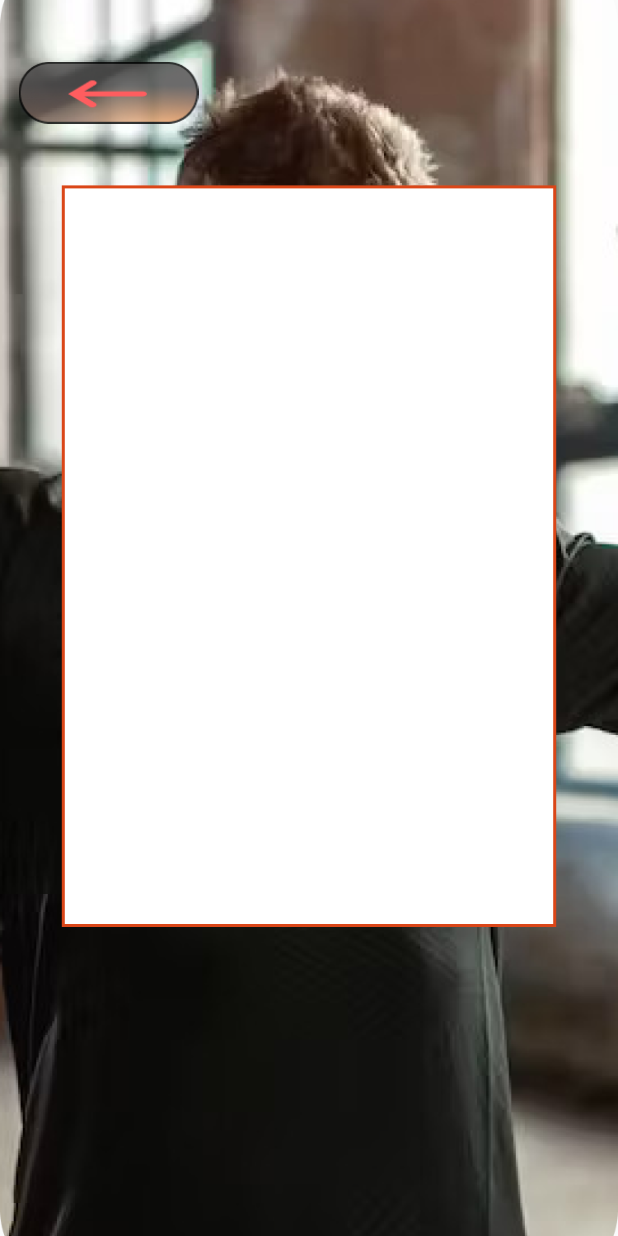
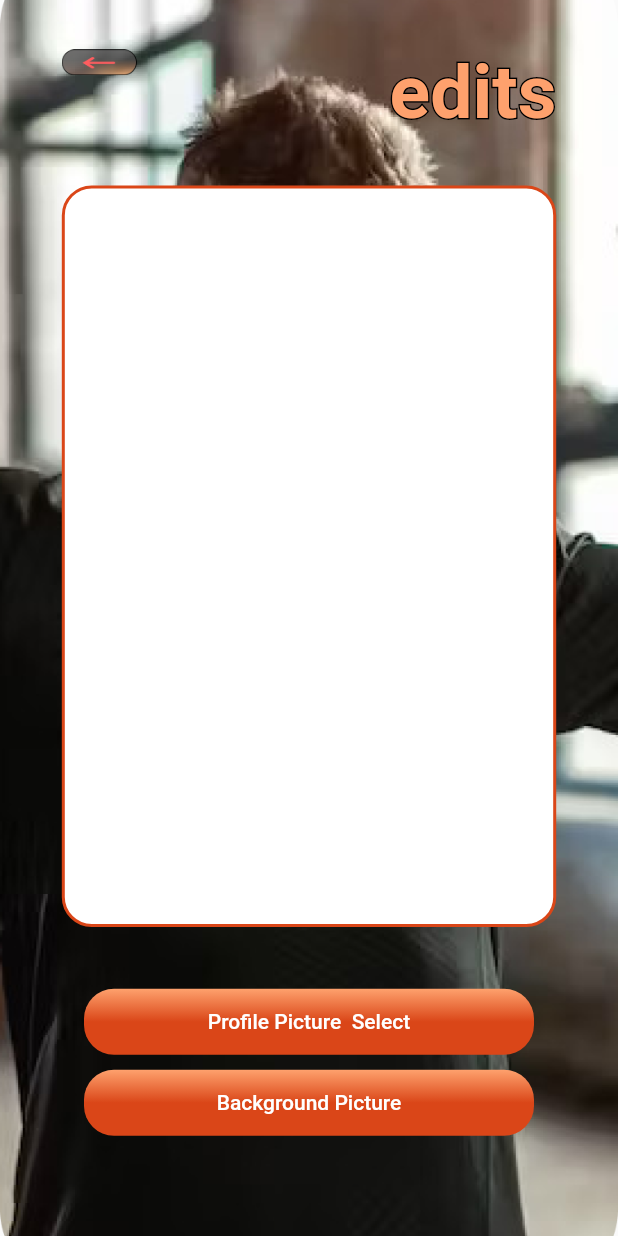
Before and after one commit to autyauth/soft_dev_app, a Flutter app: the EditProfilePage screen opened directly, on a phone screen of 412 x 824 dp. Run offline on Flutter 3.47's test engine with Material 2 defaults, Android fonts, the phone set to English and light mode, and no system bars.

Commit message:
add relate profile page

```diff
--- a/lib/core/theme/pallete.dart
+++ b/lib/core/theme/pallete.dart
@@ -9,4 +9,6 @@ class Palette {
   static const Color creamColor2 = Color.fromARGB(255, 236, 230, 211);
   static const Color orangeColor = Color(0xFFDA4618);
   static const Color orangeCreamColor = Color(0xFFD75D5E);
+    static const Color orangeCreamColor2 = Color.fromARGB(255, 254, 161, 109);
+
 }
--- a/lib/features/workout/screens/page/edit_profile_page.dart
+++ b/lib/features/workout/screens/page/edit_profile_page.dart
@@ -1,6 +1,10 @@
 import 'package:flutter/material.dart';
 import 'package:soft_dev_app/core/theme/pallete.dart';
-import 'package:soft_dev_app/features/workout/screens/widget/back.dart';
+import 'package:soft_dev_app/features/workout/screens/page/background_picture_select.dart';
+import 'package:soft_dev_app/features/workout/screens/page/pofile_picture_select.dart';
+import 'package:soft_dev_app/features/workout/screens/widget/back_btn.dart';
+import 'package:soft_dev_app/features/workout/screens/widget/gradient_button.dart';
+import 'package:soft_dev_app/features/workout/screens/widget/outline_text.dart';
 
 class EditProfilePage extends StatelessWidget {
   const EditProfilePage({super.key});
@@ -9,22 +13,37 @@ class EditProfilePage extends StatelessWidget {
   Widget build(BuildContext context) {
     final screenHeight = MediaQuery.of(context).size.height;
     final screenWidth = MediaQuery.of(context).size.width;
+    final double buttonwidth = 300;
     return Scaffold(
       body: Stack(
         children: [
           Container(
             decoration: const BoxDecoration(
               image: DecorationImage(
-              image: AssetImage('assets/images/profile_background.png'),
+                image: AssetImage('assets/images/profile_background1.png'),
                 fit: BoxFit.cover,
               ),
             ),
           ),
           Positioned(
-          top: screenHeight * 0.05,
-          left: screenWidth * 0.03,
+            top: screenHeight * 0.04,
+            left: screenWidth * 0.1,
             child: ImgBackButton(),
           ),
+          Positioned(
+            top: screenHeight * 0.04,
+            right: screenWidth * 0.1,
+            child: OutlinedText(
+                text: "edits",
+                textStyle: const TextStyle(
+                  fontSize: 50,
+                  fontWeight: FontWeight.bold,
+                  color: Palette.orangeCreamColor2,
+                ),
+                outlineColor: Colors.black,
+                outlineWidth: 2.0),
+          ),
+
           Align(
             alignment: Alignment.center,
             child: Container(
@@ -39,10 +58,55 @@ class EditProfilePage extends StatelessWidget {
                   color: Palette.orangeColor,
                   width: 2.0,
                 ),
+                borderRadius: BorderRadius.circular(20),
               ),
             ),
           ),
+          Positioned(
+            top: screenHeight * 0.8,
+            left: screenWidth * 0.5 - buttonwidth / 2,
+            child: Column(
+              children: [
+                GradientButton(
+                  height: 44,
+                  width: buttonwidth,
+                  colorsArray: const [
+                    Palette.orangeCreamColor2,
+                    Palette.orangeColor,
+                    Palette.orangeColor
                   ],
-    ));
+                  buttonText: 'Profile Picture  Select',
+                  onPress: () {
+                    Navigator.push(
+                      context,
+                      MaterialPageRoute(
+                        builder: (context) => ProfilePictureSelect(),
+                      ),
+                    );
+                  },
+                ),
+                SizedBox(height: 10),
+                GradientButton(
+                    height: 44,
+                    width: buttonwidth,
+                    colorsArray: const [
+                      Palette.orangeCreamColor2,
+                      Palette.orangeColor,
+                      Palette.orangeColor
+                    ],
+                    buttonText: 'Background Picture',onPress: () {
+                  Navigator.push(
+                    context,
+                    MaterialPageRoute(
+                      builder: (context) => BackgroundPictureSelect(),
+                    ),
+                  );
+                },)
+              ],
+            ),
+          ),
+        ],
+      ),
+    );
   }
 }
--- a/lib/features/workout/screens/widget/back.dart
+++ b/lib/features/workout/screens/widget/back_btn.dart
@@ -1,7 +1,8 @@
 import 'package:flutter/material.dart';
 
 class ImgBackButton extends StatelessWidget {
-  const ImgBackButton({super.key});
+  final double width;
+  ImgBackButton({Key? key, this.width = 50}) : super(key: key);
 
   @override
   Widget build(BuildContext context) {
@@ -11,7 +12,7 @@ class ImgBackButton extends StatelessWidget {
       },
       child: Image.asset(
         'assets/ui/back.png',
-        width: 120,
+        width: width,
       ),
     );
   }
--- /dev/null
+++ b/lib/features/workout/screens/widget/gradient_button.dart
@@ -0,0 +1,40 @@
+import 'package:flutter/material.dart';
+
+class GradientButton extends StatelessWidget {
+  final double height;
+  final double width;
+  final List<Color> colorsArray;
+  final String buttonText;
+  final VoidCallback onPress;
+  GradientButton({
+    required this.height,
+    required this.width,
+    required this.colorsArray,
+     required this.buttonText,
+     required this.onPress,
+  });
+
+  @override
+  Widget build(BuildContext context) {
+    return Container(
+      height: height,
+      width: width,
+      decoration:  BoxDecoration(
+        borderRadius: BorderRadius.circular(20),
+         gradient: LinearGradient(
+          colors: colorsArray,
+          begin: Alignment.topCenter,
+          end: Alignment.bottomCenter
+        ),
+      ),
+      child: ElevatedButton(
+        onPressed: onPress,
+        style: ElevatedButton.styleFrom(
+            backgroundColor: Colors.transparent,
+            shadowColor: Colors.transparent),
+        child: Text(buttonText,),
+
+      ),
+    );
+  }
+}
--- /dev/null
+++ b/lib/features/workout/screens/widget/outline_text.dart
@@ -0,0 +1,36 @@
+import 'package:flutter/material.dart';
+
+class OutlinedText extends StatelessWidget {
+  final String text;
+  final TextStyle textStyle;
+  final Color outlineColor;
+  final double outlineWidth;
+
+  OutlinedText({
+    required this.text,
+    required this.textStyle,
+    required this.outlineColor,
+    required this.outlineWidth,
+  });
+
+  @override
+  Widget build(BuildContext context) {
+    return Stack(
+      children: [
+        Text(
+          text,
+          style: textStyle.copyWith(
+            foreground: Paint()
+              ..style = PaintingStyle.stroke
+              ..strokeWidth = outlineWidth
+              ..color = outlineColor,
+          ),
+        ),
+        Text(
+          text,
+          style: textStyle,
+        ),
+      ],
+    );
+  }
+}
```
Also changed, not shown: lib/features/workout/screens/page/background_picture_select.dart (added, +45 -0 lines), lib/features/workout/screens/page/pofile_picture_select.dart (added, +44 -0 lines), lib/features/workout/screens/page/profile_page.dart (+16 -38 lines), assets/images/profile_background1.png (renamed from assets/images/profile_background.png). Lines whose indentation alone changed are shown as unchanged.
